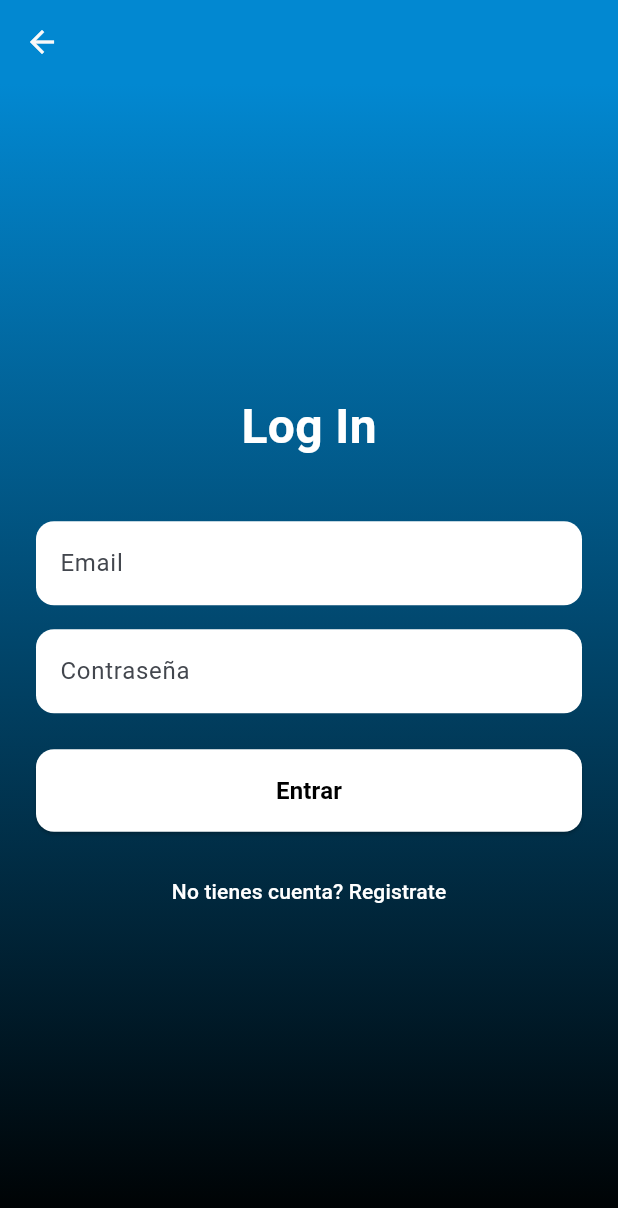
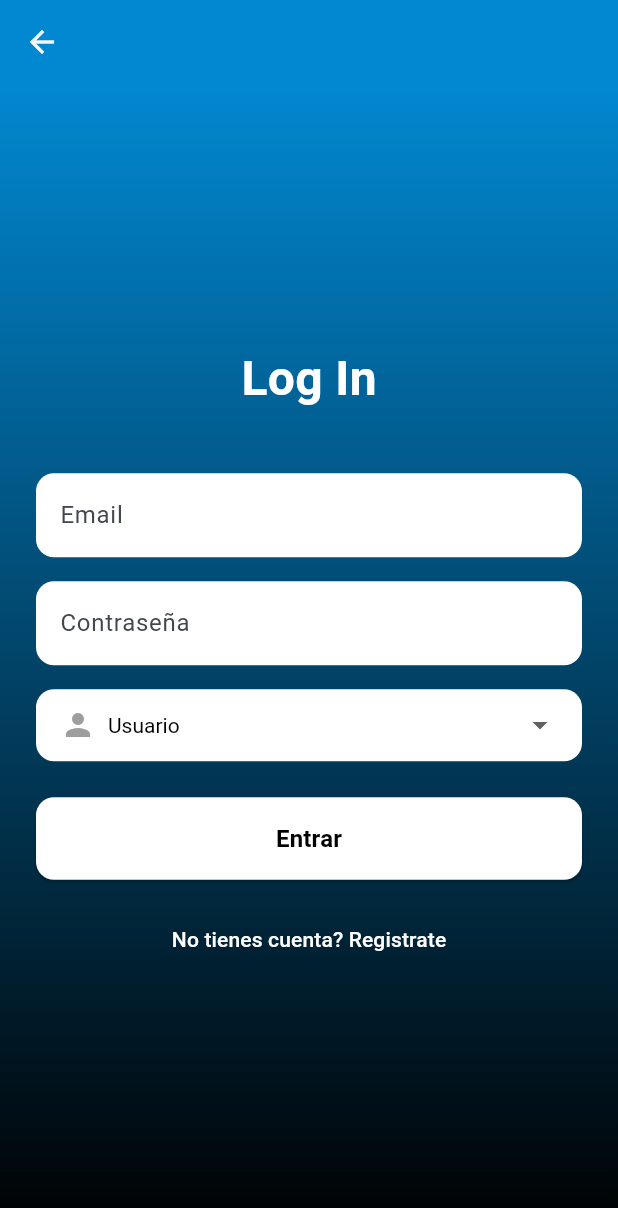
Before and after one commit to rivero205/uni_eventos_app, a Flutter app: the screen it shows after launch, after a tap on "LOG IN", on a phone screen of 412 x 824 dp. Shown: the top 1208 px of the screen. Run offline on Flutter 3.47's test engine with Material 3 defaults, Android fonts, the phone set to English and light mode, and no system bars; our stand-ins replace firebase_core, go_router, google_fonts; accounts and stored records are empty; network calls fail.

Commit message:
feat: Añadir boton de rol en login.dart

```diff
--- a/lib/presentations/screens/iniciar/login.dart
+++ b/lib/presentations/screens/iniciar/login.dart
@@ -1,13 +1,20 @@
 import 'package:flutter/material.dart';
 import 'package:go_router/go_router.dart';
 
-class LoginScreen extends StatelessWidget {
+class LoginScreen extends StatefulWidget {
   const LoginScreen({Key? key}) : super(key: key);
+
+  @override
+  State<LoginScreen> createState() => _LoginScreenState();
+}
+
+class _LoginScreenState extends State<LoginScreen> {
+  String _selectedRole = 'Usuario'; // Valor predeterminado
 
   @override
   Widget build(BuildContext context) {
     return Scaffold(
- appBar: AppBar(
+      appBar: AppBar(
         backgroundColor: Color(0xFF0288D1),
         elevation: 0,
         leading: IconButton(
@@ -68,12 +75,57 @@ class LoginScreen extends StatelessWidget {
                     ),
                   ),
                 ),
+                const SizedBox(height: 16),
+
+                // Selector de rol
+                Container(
+                  padding: const EdgeInsets.symmetric(horizontal: 16),
+                  decoration: BoxDecoration(
+                    color: Colors.white,
+                    borderRadius: BorderRadius.circular(12),
+                  ),
+                  child: DropdownButtonHideUnderline(
+                    child: DropdownButton<String>(
+                      isExpanded: true,
+                      value: _selectedRole,
+                      icon: const Icon(Icons.arrow_drop_down),
+                      elevation: 16,
+                      style: const TextStyle(color: Colors.black),
+                      onChanged: (String? newValue) {
+                        if (newValue != null) {
+                          setState(() {
+                            _selectedRole = newValue;
+                          });
+                        }
+                      },
+                      items: <String>['Usuario', 'Administrador']
+                          .map<DropdownMenuItem<String>>((String value) {
+                        return DropdownMenuItem<String>(
+                          value: value,
+                          child: Row(
+                            children: [
+                              Icon(
+                                value == 'Administrador'
+                                    ? Icons.admin_panel_settings
+                                    : Icons.person,
+                                color: Colors.grey,
+                              ),
+                              const SizedBox(width: 8),
+                              Text(value),
+                            ],
+                          ),
+                        );
+                      }).toList(),
+                    ),
+                  ),
+                ),
+
                 const SizedBox(height: 24),
                 SizedBox(
                   width: double.infinity,
                   child: ElevatedButton(
                     onPressed: () {
-                     context.go('/eventos');
+                      context.go('/eventos');
                     },
                     style: ElevatedButton.styleFrom(
                       backgroundColor: Colors.white,
@@ -95,9 +147,7 @@ class LoginScreen extends StatelessWidget {
                 const SizedBox(height: 16),
                 TextButton(
                   onPressed: () {
-
                     context.go('/registro');
-
                   },
                   child: const Text(
                     'No tienes cuenta? Registrate',
```
